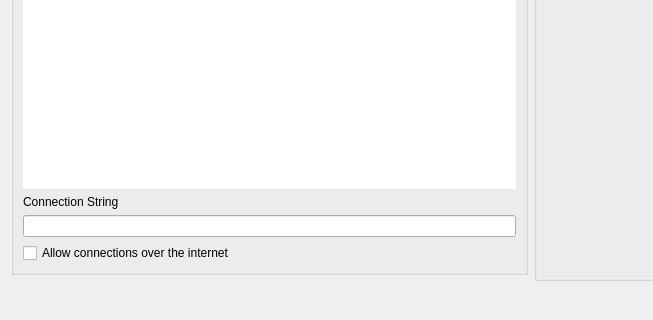
This is src/mobileappconnector.ui in z-bitcoinz/BitcoinZ_Blue as Qt 5 draws it before an edit; both pictures show x 0 to 653 and y 210 to 530 of the 800 by 530 pixel window. The edited form follows.
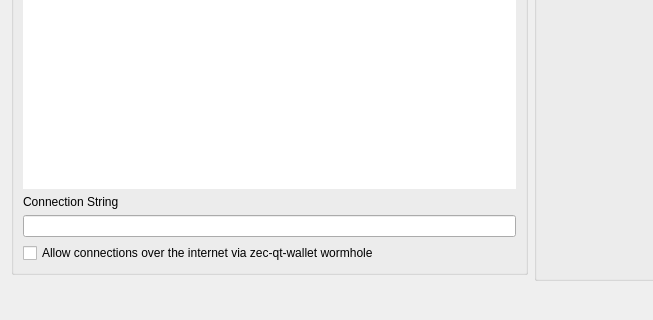
This is the edited form. Custom widgets are drawn as their Qt base class.

Diff of the .ui file:
```diff
--- a/src/mobileappconnector.ui
+++ b/src/mobileappconnector.ui
@@ -81,7 +81,7 @@
       <item row="3" column="0">
        <widget class="QCheckBox" name="chkInternetConn">
         <property name="text">
-         <string>Allow connections over the internet</string>
+         <string>Allow connections over the internet via zec-qt-wallet wormhole</string>
         </property>
        </widget>
       </item>
```
